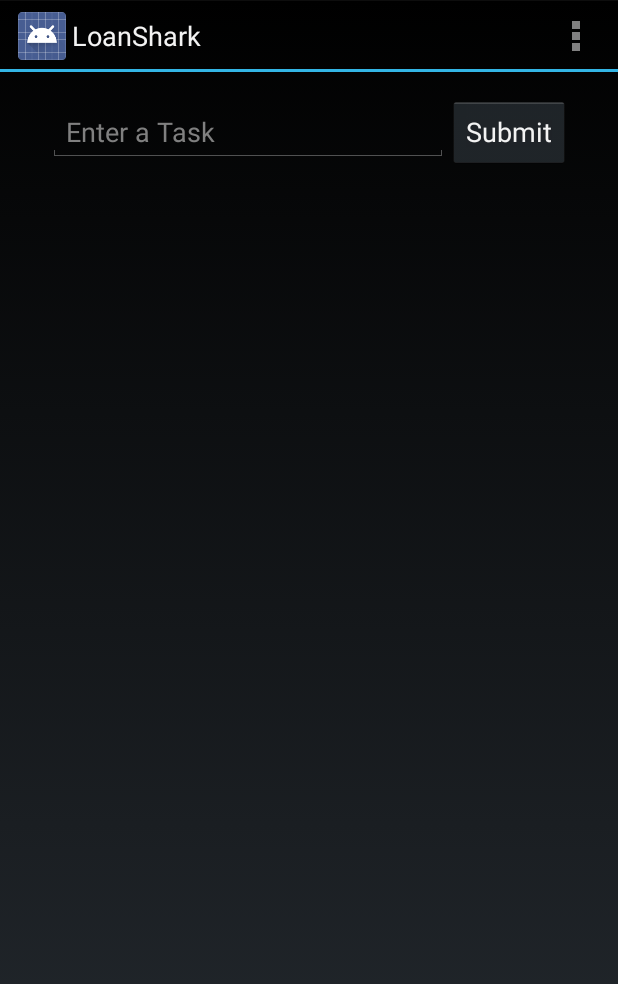
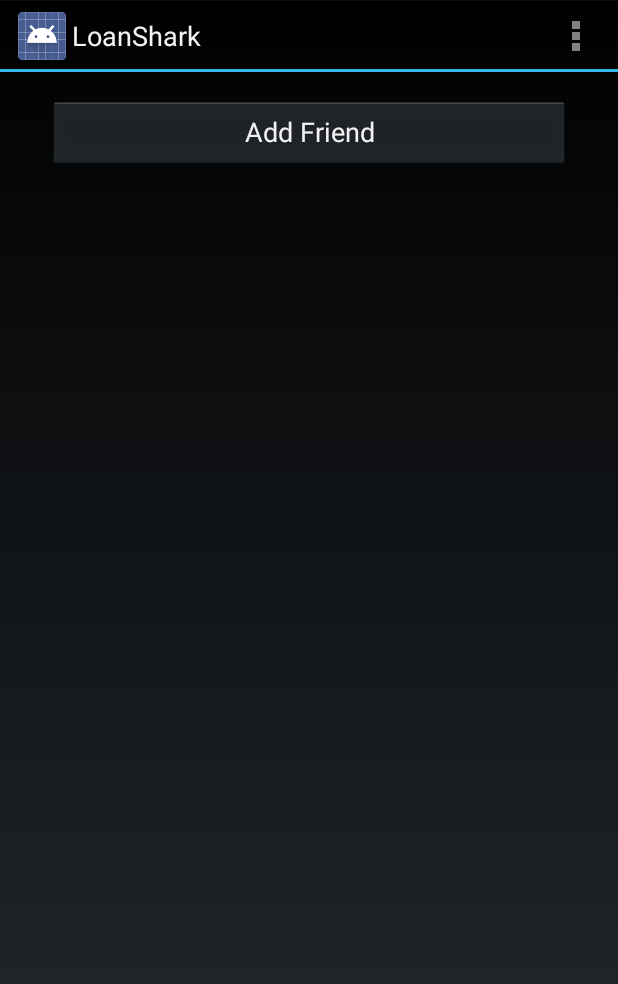
Before and after one commit to sylvesterchiang/LoanShark, an Android app: the MyActivity screen opened directly, with no data from a screen before it, on a phone screen of 412 x 824 dp. Shown: the top 984 px of the screen. Run offline under Robolectric (Android 15) with nearby library versions, the phone set to English and light mode, and no system bars.

Commit message:
Added Friends
Allows you to add new friends.

```diff
--- a/app/src/main/AndroidManifest.xml
+++ b/app/src/main/AndroidManifest.xml
@@ -49,6 +49,11 @@
             android:label="@string/title_activity_signup"
             android:screenOrientation="portrait" />
 
+        <activity
+            android:name=".PostActivity"
+            android:label="@string/title_activity_signup"
+            android:screenOrientation="portrait" />
+
     </application>
 
 </manifest>
--- a/app/src/main/java/com/example/sylve_000/loanshark/Application.java
+++ b/app/src/main/java/com/example/sylve_000/loanshark/Application.java
@@ -32,7 +32,7 @@ public class Application extends android.app.Application {
     public void onCreate() {
         super.onCreate();
 
-        //ParseObject.registerSubclass(AnywallPost.class);
+        ParseObject.registerSubclass(Friends.class);
         Parse.initialize(this, "ubmj6oAAyAAD7ARhLkuaTiOkvEpbqjWhi13NEIia", "R7xHxk1EAS24kVUiGuxzJDHTASRI6MXyWBGl7Wnk");
 
         preferences = getSharedPreferences("com.parse.anywall", Context.MODE_PRIVATE);
--- a/app/src/main/java/com/example/sylve_000/loanshark/MyActivity.java
+++ b/app/src/main/java/com/example/sylve_000/loanshark/MyActivity.java
@@ -1,9 +1,11 @@
 package com.example.sylve_000.loanshark;
 
 import android.app.Activity;
+import android.content.Intent;
 import android.os.Bundle;
 import android.view.Menu;
 import android.view.MenuItem;
+import android.widget.Button;
 import android.widget.EditText;
 import android.widget.ListView;
 import android.view.View;
@@ -13,19 +15,18 @@ import com.parse.Parse;
 
 public class MyActivity extends Activity {
 
-    private EditText mTaskInput;
-    private ListView mListView;
-
     @Override
     protected void onCreate(Bundle savedInstanceState) {
         super.onCreate(savedInstanceState);
         setContentView(R.layout.activity_my);
 
-        Parse.initialize(this, "ubmj6oAAyAAD7ARhLkuaTiOkvEpbqjWhi13NEIia", "R7xHxk1EAS24kVUiGuxzJDHTASRI6MXyWBGl7Wnk");
-        ParseObject.registerSubclass(Task.class);
-
-        mTaskInput = (EditText) findViewById(R.id.task_input);
-        mListView = (ListView) findViewById(R.id.task_list);
+        Button addFriend = (Button) findViewById(R.id.add_friend);
+        addFriend.setOnClickListener(new View.OnClickListener(){
+            public void onClick(View v){
+                Intent intent = new Intent(MyActivity.this, PostActivity.class);
+                startActivity(intent);
+            }
+        });
     }
 
     @Override
@@ -46,14 +47,4 @@ public class MyActivity extends Activity {
         }
         return super.onOptionsItemSelected(item);
     }
-
-    public void createTask(View v) {
-        if (mTaskInput.getText().length() > 0){
-            Task t = new Task();
-            t.setDescription(mTaskInput.getText().toString());
-            t.setCompleted(false);
-            //t.saveEventually();
-            mTaskInput.setText("");
-        }
-    }
 }
--- a/app/src/main/res/layout/activity_my.xml
+++ b/app/src/main/res/layout/activity_my.xml
@@ -22,23 +22,12 @@
             android:layout_height="wrap_content"
             android:orientation="horizontal" >
 
-            <EditText
-                android:id="@+id/task_input"
-                android:layout_width="0dp"
-                android:layout_height="wrap_content"
-                android:layout_weight="1"
-                android:ems="10"
-                android:inputType="text"
-                android:hint="Enter a Task">
-                <requestFocus />
-            </EditText>
-
             <Button
-                android:id="@+id/submit_button"
-                android:layout_width="wrap_content"
+                android:id="@+id/add_friend"
+                android:layout_width="match_parent"
                 android:layout_height="wrap_content"
                 android:onClick="createTask"
-                android:text="Submit" />
+                android:text="Add Friend" />
         </LinearLayout>
 
         <ListView
```
Also changed, not shown: app/src/main/java/com/example/sylve_000/loanshark/Friends.java (added, +41 -0 lines), app/src/main/java/com/example/sylve_000/loanshark/PostActivity.java (added, +66 -0 lines), app/src/main/java/com/example/sylve_000/loanshark/Task.java (deleted, +0 -27 lines), app/src/main/res/layout/activity_post.xml (added, +41 -0 lines).
